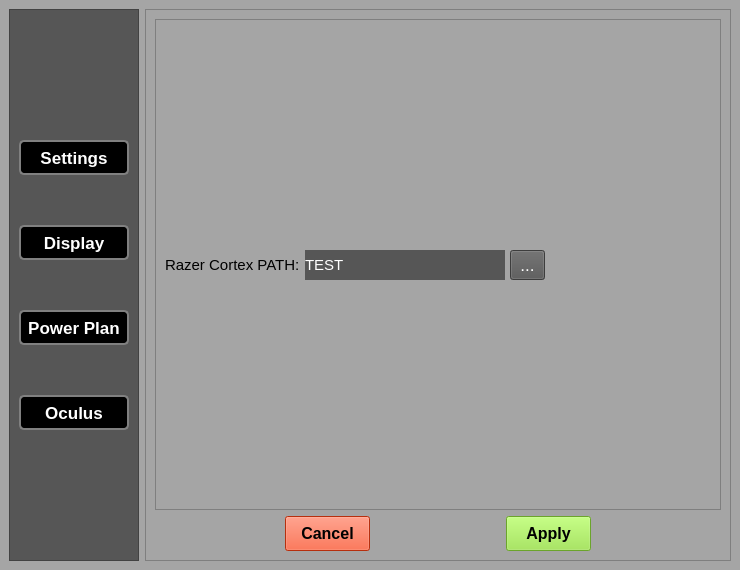
Above: ui/settingsMenu.ui from donnie58744/W.A.D.D.L.E before the change. Below: the same form after it.
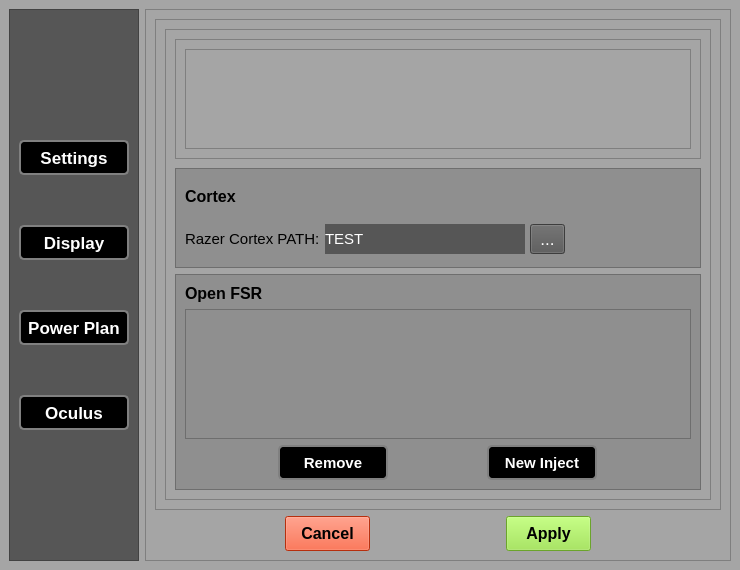
That is the form after the change.

Patch:
```diff
--- a/ui/settingsMenu.ui
+++ b/ui/settingsMenu.ui
@@ -209,7 +209,59 @@
        <enum>QFrame::Raised</enum>
       </property>
       <layout class="QGridLayout" name="gridLayout_2">
-       <item row="0" column="0">
+       <item row="2" column="0">
+        <layout class="QHBoxLayout" name="horizontalLayout_3">
+         <item>
+          <widget class="QPushButton" name="cancelBtn">
+           <property name="minimumSize">
+            <size>
+             <width>85</width>
+             <height>35</height>
+            </size>
+           </property>
+           <property name="maximumSize">
+            <size>
+             <width>85</width>
+             <height>35</height>
+            </size>
+           </property>
+           <property name="styleSheet">
+            <string notr="true">background-color: rgb(255, 66, 19);
+font-size:16px;
+font-weight:600</string>
+           </property>
+           <property name="text">
+            <string>Cancel</string>
+           </property>
+          </widget>
+         </item>
+         <item>
+          <widget class="QPushButton" name="applyBtn">
+           <property name="minimumSize">
+            <size>
+             <width>85</width>
+             <height>35</height>
+            </size>
+           </property>
+           <property name="maximumSize">
+            <size>
+             <width>85</width>
+             <height>35</height>
+            </size>
+           </property>
+           <property name="styleSheet">
+            <string notr="true">background-color:rgb(150, 230, 60);
+font-size:16px;
+font-weight:600</string>
+           </property>
+           <property name="text">
+            <string>Apply</string>
+           </property>
+          </widget>
+         </item>
+        </layout>
+       </item>
+       <item row="1" column="0">
         <widget class="QFrame" name="frame_2">
          <property name="frameShape">
           <enum>QFrame::StyledPanel</enum>
@@ -218,21 +270,104 @@
           <enum>QFrame::Raised</enum>
          </property>
          <layout class="QGridLayout" name="gridLayout_3">
-          <item row="2" column="0">
-           <spacer name="verticalSpacer_2">
-            <property name="orientation">
-             <enum>Qt::Vertical</enum>
+          <item row="0" column="0">
+           <widget class="QScrollArea" name="scrollArea_2">
+            <property name="horizontalScrollBarPolicy">
+             <enum>Qt::ScrollBarAlwaysOff</enum>
             </property>
-            <property name="sizeType">
-             <enum>QSizePolicy::Fixed</enum>
+            <property name="widgetResizable">
+             <bool>true</bool>
             </property>
-            <property name="sizeHint" stdset="0">
+            <widget class="QWidget" name="scrollAreaWidgetContents_2">
+             <property name="geometry">
+              <rect>
+               <x>0</x>
+               <y>0</y>
+               <width>543</width>
+               <height>468</height>
+              </rect>
+             </property>
+             <layout class="QVBoxLayout" name="verticalLayout_5">
+              <item alignment="Qt::AlignTop">
+               <widget class="QFrame" name="consoleFrame">
+                <property name="sizePolicy">
+                 <sizepolicy hsizetype="Expanding" vsizetype="Fixed">
+                  <horstretch>0</horstretch>
+                  <verstretch>0</verstretch>
+                 </sizepolicy>
+                </property>
+                <property name="frameShape">
+                 <enum>QFrame::StyledPanel</enum>
+                </property>
+                <property name="frameShadow">
+                 <enum>QFrame::Raised</enum>
+                </property>
+                <layout class="QHBoxLayout" name="horizontalLayout_4">
+                 <item>
+                  <widget class="QPlainTextEdit" name="consoleLabel">
+                   <property name="sizePolicy">
+                    <sizepolicy hsizetype="Expanding" vsizetype="Fixed">
+                     <horstretch>0</horstretch>
+                     <verstretch>0</verstretch>
+                    </sizepolicy>
+                   </property>
+                   <property name="maximumSize">
              <size>
-              <width>20</width>
-              <height>230</height>
-             </size>
-            </property>
-           </spacer>
+                     <width>16777215</width>
+                     <height>100</height>
+                    </size>
+                   </property>
+                   <property name="cursor" stdset="0">
+                    <cursorShape>ForbiddenCursor</cursorShape>
+                   </property>
+                   <property name="readOnly">
+                    <bool>true</bool>
+                   </property>
+                  </widget>
+                 </item>
+                </layout>
+               </widget>
+              </item>
+              <item>
+               <widget class="QFrame" name="frame_4">
+                <property name="minimumSize">
+                 <size>
+                  <width>0</width>
+                  <height>100</height>
+                 </size>
+                </property>
+                <property name="maximumSize">
+                 <size>
+                  <width>16777215</width>
+                  <height>100</height>
+                 </size>
+                </property>
+                <property name="styleSheet">
+                 <string notr="true">background-color: rgb(143, 143, 143);</string>
+                </property>
+                <property name="frameShape">
+                 <enum>QFrame::StyledPanel</enum>
+                </property>
+                <property name="frameShadow">
+                 <enum>QFrame::Raised</enum>
+                </property>
+                <layout class="QGridLayout" name="gridLayout_4">
+                 <item row="0" column="0" alignment="Qt::AlignLeft">
+                  <widget class="QLabel" name="label_2">
+                   <property name="sizePolicy">
+                    <sizepolicy hsizetype="Fixed" vsizetype="Preferred">
+                     <horstretch>0</horstretch>
+                     <verstretch>0</verstretch>
+                    </sizepolicy>
+                   </property>
+                   <property name="styleSheet">
+                    <string notr="true">font-size:16px;
+font-weight:600</string>
+                   </property>
+                   <property name="text">
+                    <string>Cortex</string>
+                   </property>
+                  </widget>
           </item>
           <item row="1" column="0">
            <layout class="QHBoxLayout" name="horizontalLayout">
@@ -294,7 +429,7 @@
               </property>
              </widget>
             </item>
-            <item alignment="Qt::AlignHCenter|Qt::AlignVCenter">
+                   <item alignment="Qt::AlignLeft|Qt::AlignVCenter">
              <widget class="QToolButton" name="cortexFileDialogBtn">
               <property name="minimumSize">
                <size>
@@ -324,89 +459,139 @@
             </item>
            </layout>
           </item>
-          <item row="0" column="0">
-           <spacer name="verticalSpacer">
-            <property name="orientation">
-             <enum>Qt::Vertical</enum>
-            </property>
-            <property name="sizeType">
-             <enum>QSizePolicy::Fixed</enum>
-            </property>
-            <property name="sizeHint" stdset="0">
+                </layout>
+               </widget>
+              </item>
+              <item>
+               <widget class="QFrame" name="frame_3">
+                <property name="maximumSize">
              <size>
-              <width>20</width>
-              <height>230</height>
-             </size>
-            </property>
-           </spacer>
-          </item>
-          <item row="1" column="1">
-           <spacer name="horizontalSpacer">
-            <property name="orientation">
-             <enum>Qt::Horizontal</enum>
-            </property>
-            <property name="sizeHint" stdset="0">
+                  <width>16777215</width>
+                  <height>220</height>
+                 </size>
+                </property>
+                <property name="styleSheet">
+                 <string notr="true">background-color: rgb(143, 143, 143);</string>
+                </property>
+                <property name="frameShape">
+                 <enum>QFrame::StyledPanel</enum>
+                </property>
+                <property name="frameShadow">
+                 <enum>QFrame::Raised</enum>
+                </property>
+                <layout class="QVBoxLayout" name="verticalLayout_4">
+                 <item>
+                  <widget class="QLabel" name="label_3">
+                   <property name="sizePolicy">
+                    <sizepolicy hsizetype="Fixed" vsizetype="Fixed">
+                     <horstretch>0</horstretch>
+                     <verstretch>0</verstretch>
+                    </sizepolicy>
+                   </property>
+                   <property name="styleSheet">
+                    <string notr="true">font-size:16px;
+font-weight:600</string>
+                   </property>
+                   <property name="text">
+                    <string>Open FSR</string>
+                   </property>
+                  </widget>
+                 </item>
+                 <item alignment="Qt::AlignTop">
+                  <widget class="QFrame" name="fsrFrame">
+                   <property name="sizePolicy">
+                    <sizepolicy hsizetype="Expanding" vsizetype="Expanding">
+                     <horstretch>0</horstretch>
+                     <verstretch>0</verstretch>
+                    </sizepolicy>
+                   </property>
+                   <property name="minimumSize">
              <size>
-              <width>40</width>
-              <height>20</height>
-             </size>
-            </property>
-           </spacer>
-          </item>
-         </layout>
-        </widget>
-       </item>
-       <item row="1" column="0">
-        <layout class="QHBoxLayout" name="horizontalLayout_3">
+                     <width>505</width>
+                     <height>130</height>
+                    </size>
+                   </property>
+                   <property name="frameShape">
+                    <enum>QFrame::StyledPanel</enum>
+                   </property>
+                   <property name="frameShadow">
+                    <enum>QFrame::Raised</enum>
+                   </property>
+                  </widget>
+                 </item>
          <item>
-          <widget class="QPushButton" name="cancelBtn">
+                  <layout class="QHBoxLayout" name="horizontalLayout_2">
+                   <item>
+                    <widget class="QPushButton" name="removeFsrBtn">
            <property name="minimumSize">
             <size>
-             <width>85</width>
+                       <width>110</width>
              <height>35</height>
             </size>
            </property>
            <property name="maximumSize">
             <size>
-             <width>85</width>
+                       <width>100</width>
              <height>35</height>
             </size>
            </property>
+                     <property name="cursor">
+                      <cursorShape>PointingHandCursor</cursorShape>
+                     </property>
            <property name="styleSheet">
-            <string notr="true">background-color: rgb(255, 66, 19);
-font-size:16px;
-font-weight:600</string>
+                      <string notr="true">background-color: rgb(0, 0, 0);
+color: rgb(255, 255, 255);
+font-size:15px;
+font-weight:800;
+border: 2px solid grey;
+border-radius: 5px;</string>
            </property>
            <property name="text">
-            <string>Cancel</string>
+                      <string>Remove</string>
            </property>
           </widget>
          </item>
          <item>
-          <widget class="QPushButton" name="applyBtn">
+                    <widget class="QPushButton" name="injectFsrBtn">
            <property name="minimumSize">
             <size>
-             <width>85</width>
+                       <width>110</width>
              <height>35</height>
             </size>
            </property>
            <property name="maximumSize">
             <size>
-             <width>85</width>
+                       <width>100</width>
              <height>35</height>
             </size>
            </property>
+                     <property name="cursor">
+                      <cursorShape>PointingHandCursor</cursorShape>
+                     </property>
            <property name="styleSheet">
-            <string notr="true">background-color:rgb(150, 230, 60);
-font-size:16px;
-font-weight:600</string>
+                      <string notr="true">background-color: rgb(0, 0, 0);
+color: rgb(255, 255, 255);
+font-size:15px;
+font-weight:800;
+border: 2px solid grey;
+border-radius: 5px;</string>
            </property>
            <property name="text">
-            <string>Apply</string>
+                      <string>New Inject</string>
            </property>
           </widget>
          </item>
         </layout>
+                 </item>
+                </layout>
+               </widget>
+              </item>
+             </layout>
+            </widget>
+           </widget>
+          </item>
+         </layout>
+        </widget>
        </item>
       </layout>
      </widget>
```
Lines whose indentation alone changed are shown as unchanged.
